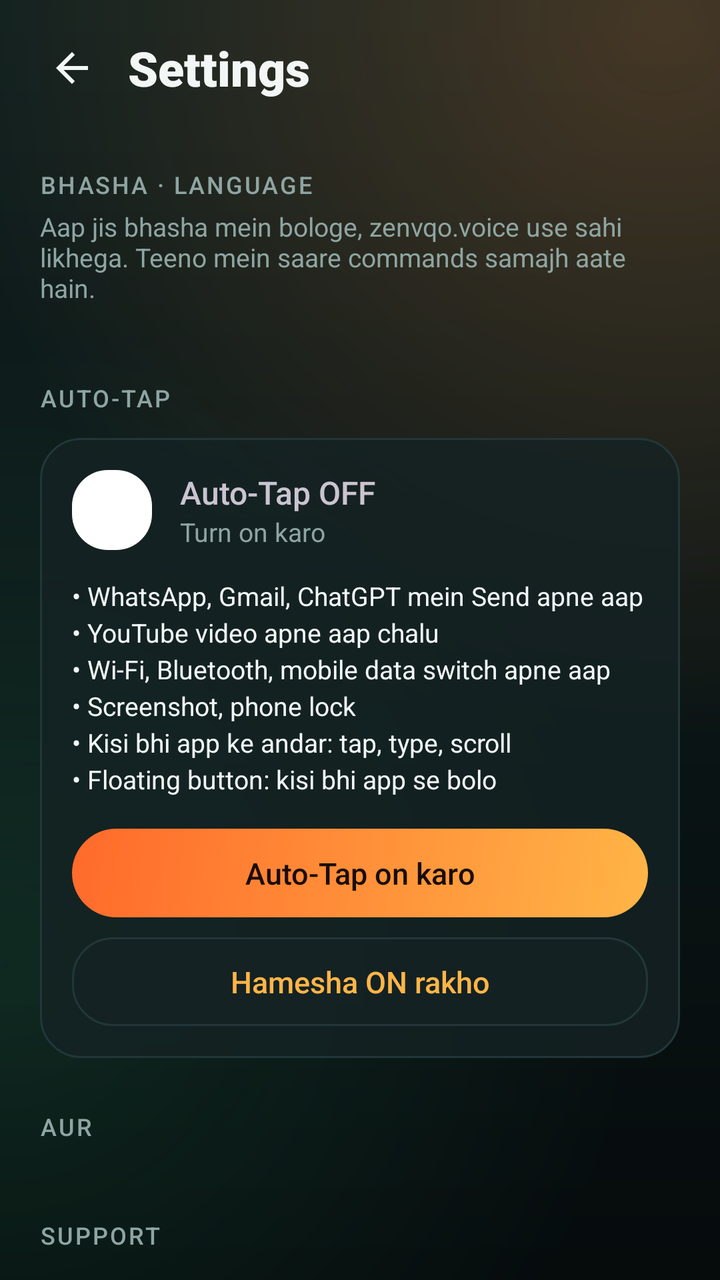
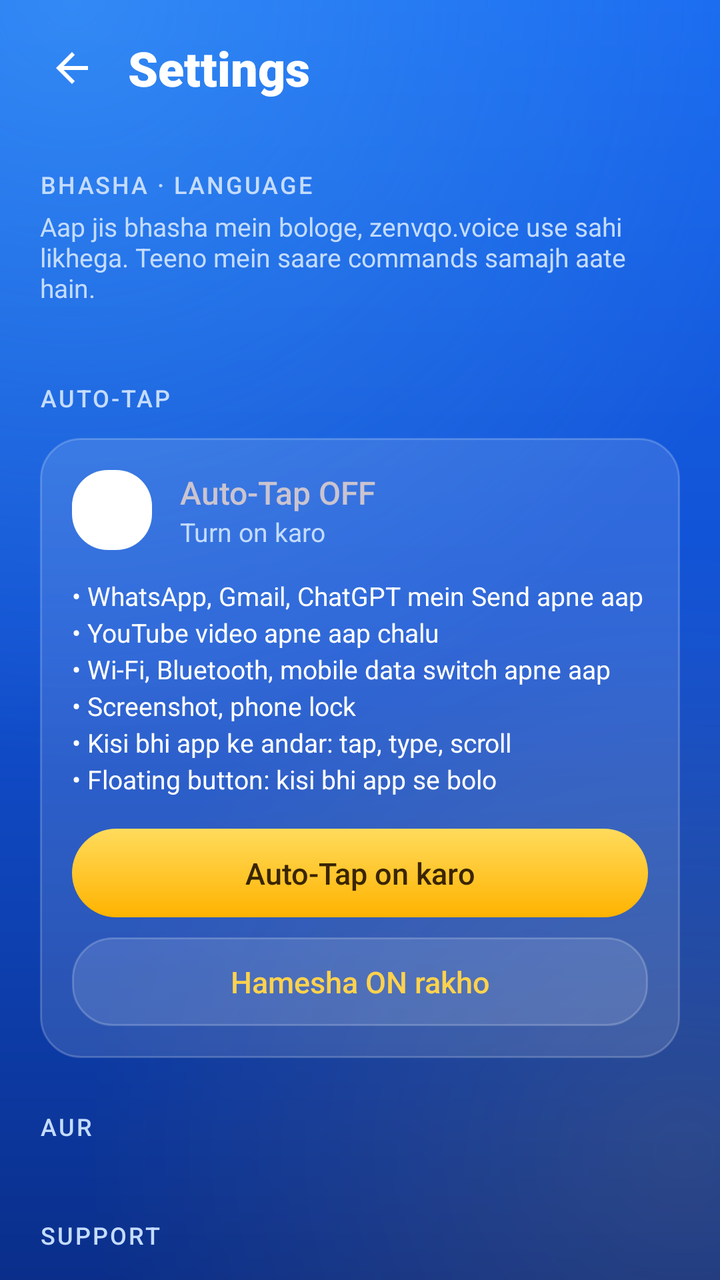

The first picture is an Android layout as it rendered before a commit; the second is the same layout after the commit. The layout source and the unified diff follow.
<!-- AndroidManifest.xml: application theme Theme.VoiceBuddy -->
<!-- res/layout/activity_settings.xml -->
<?xml version="1.0" encoding="utf-8"?>
<ScrollView xmlns:android="http://schemas.android.com/apk/res/android"
    android:layout_width="match_parent"
    android:layout_height="match_parent"
    android:fillViewport="true"
    android:overScrollMode="never"
    android:scrollbars="none">

    <LinearLayout
        android:layout_width="match_parent"
        android:layout_height="wrap_content"
        android:orientation="vertical"
        android:paddingStart="12dp"
        android:paddingTop="10dp"
        android:paddingEnd="12dp"
        android:paddingBottom="32dp">

        
        <LinearLayout
            android:layout_width="match_parent"
            android:layout_height="wrap_content"
            android:gravity="center_vertical"
            android:orientation="horizontal">

            <ImageButton
                android:id="@+id/backButton"
                android:layout_width="48dp"
                android:layout_height="48dp"
                android:background="?android:attr/selectableItemBackgroundBorderless"
                android:contentDescription="Back"
                android:padding="12dp"
                android:src="@drawable/ic_back"
                android:tint="@color/text" />

            <TextView
                android:layout_width="wrap_content"
                android:layout_height="wrap_content"
                android:layout_marginStart="4dp"
                android:fontFamily="sans-serif-black"
                android:text="Settings"
                android:textColor="@color/text"
                android:textSize="24sp" />
        </LinearLayout>

        
        <TextView
            style="@style/SectionLabel"
            android:text="BHASHA · LANGUAGE" />

        <TextView
            android:layout_width="match_parent"
            android:layout_height="wrap_content"
            android:layout_marginTop="4dp"
            android:paddingStart="8dp"
            android:paddingEnd="8dp"
            android:text="Aap jis bhasha mein bologe, zenvqo.voice use sahi likhega. Teeno mein saare commands samajh aate hain."
            android:textColor="@color/muted"
            android:textSize="13sp" />

        <LinearLayout
            android:id="@+id/langOptions"
            android:layout_width="match_parent"
            android:layout_height="wrap_content"
            android:layout_marginTop="12dp"
            android:orientation="vertical"
            android:paddingStart="8dp"
            android:paddingEnd="8dp" />

        
        <TextView
            style="@style/SectionLabel"
            android:text="AUTO-TAP" />

        <LinearLayout
            android:layout_width="match_parent"
            android:layout_height="wrap_content"
            android:layout_marginStart="8dp"
            android:layout_marginTop="12dp"
            android:layout_marginEnd="8dp"
            android:background="@drawable/card_surface"
            android:orientation="vertical"
            android:padding="16dp">

            <LinearLayout
                android:layout_width="match_parent"
                android:layout_height="wrap_content"
                android:gravity="center_vertical"
                android:orientation="horizontal">

                <ImageView
                    android:id="@+id/autoTapIcon"
                    android:layout_width="40dp"
                    android:layout_height="40dp"
                    android:background="@drawable/tile_icon_bg"
                    android:importantForAccessibility="no"
                    android:padding="9dp"
                    android:src="@drawable/ic_bolt" />

                <LinearLayout
                    android:layout_width="0dp"
                    android:layout_height="wrap_content"
                    android:layout_marginStart="14dp"
                    android:layout_weight="1"
                    android:orientation="vertical">

                    <TextView
                        android:id="@+id/autoTapTitle"
                        android:layout_width="wrap_content"
                        android:layout_height="wrap_content"
                        android:fontFamily="sans-serif-medium"
                        android:text="Auto-Tap OFF"
                        android:textSize="16sp" />

                    <TextView
                        android:id="@+id/autoTapText"
                        android:layout_width="wrap_content"
                        android:layout_height="wrap_content"
                        android:text="Turn on karo"
                        android:textColor="@color/muted"
                        android:textSize="13sp" />
                </LinearLayout>
            </LinearLayout>

            <TextView
                android:layout_width="match_parent"
                android:layout_height="wrap_content"
                android:layout_marginTop="14dp"
                android:lineSpacingExtra="3dp"
                android:text="• WhatsApp, Gmail, ChatGPT mein Send apne aap\n• YouTube video apne aap chalu\n• Wi-Fi, Bluetooth, mobile data switch apne aap\n• Screenshot, phone lock\n• Kisi bhi app ke andar: tap, type, scroll\n• Floating button: kisi bhi app se bolo"
                android:textColor="@color/text"
                android:textSize="13sp" />

            <TextView
                android:id="@+id/autoTapButton"
                android:layout_width="match_parent"
                android:layout_height="wrap_content"
                android:layout_marginTop="16dp"
                android:background="@drawable/button_accent"
                android:foreground="?android:attr/selectableItemBackground"
                android:fontFamily="sans-serif-medium"
                android:gravity="center"
                android:paddingTop="12dp"
                android:paddingBottom="12dp"
                android:text="Auto-Tap on karo"
                android:textColor="#FF1A0C03"
                android:textSize="15sp" />

            
            <TextView
                android:id="@+id/autoTapAlwaysButton"
                android:layout_width="match_parent"
                android:layout_height="wrap_content"
                android:layout_marginTop="10dp"
                android:background="@drawable/card_surface"
                android:foreground="?android:attr/selectableItemBackground"
                android:fontFamily="sans-serif-medium"
                android:gravity="center"
                android:paddingTop="12dp"
                android:paddingBottom="12dp"
                android:text="Hamesha ON rakho"
                android:textColor="@color/marigold"
                android:textSize="15sp" />
        </LinearLayout>

        
        <TextView
            style="@style/SectionLabel"
            android:text="AUR" />

        <LinearLayout
            android:id="@+id/moreOptions"
            android:layout_width="match_parent"
            android:layout_height="wrap_content"
            android:layout_marginStart="8dp"
            android:layout_marginTop="12dp"
            android:layout_marginEnd="8dp"
            android:background="@drawable/card_surface"
            android:orientation="vertical" />

        
        <TextView
            style="@style/SectionLabel"
            android:text="SUPPORT" />

        <LinearLayout
            android:id="@+id/supportOptions"
            android:layout_width="match_parent"
            android:layout_height="wrap_content"
            android:layout_marginStart="8dp"
            android:layout_marginTop="12dp"
            android:layout_marginEnd="8dp"
            android:background="@drawable/card_surface"
            android:orientation="vertical" />

        <TextView
            android:id="@+id/versionText"
            android:layout_width="match_parent"
            android:layout_height="wrap_content"
            android:layout_marginTop="24dp"
            android:gravity="center"
            android:textColor="@color/muted"
            android:textSize="12sp" />
    </LinearLayout>
</ScrollView>
<!-- resources referenced by this layout -->
<resources>
  <color name="marigold">#FFFFB547</color>
  <color name="muted">#FF8EA5A2</color>
  <color name="text">#FFF2F7F6</color>
  <!-- drawable button_accent (drawable) -->
  <shape xmlns:android="http://schemas.android.com/apk/res/android" android:shape="rectangle">
      <corners android:radius="999dp" />
      <gradient android:angle="315" android:startColor="#FFFF6A2B" android:endColor="#FFFFB547" />
  </shape>
  <!-- drawable card_surface (drawable) -->
  <shape xmlns:android="http://schemas.android.com/apk/res/android" android:shape="rectangle">
      <corners android:radius="20dp" />
      <solid android:color="#CC142224" />
      <stroke android:width="1dp" android:color="#FF22373A" />
  </shape>
  <!-- drawable ic_back (drawable) -->
  <vector xmlns:android="http://schemas.android.com/apk/res/android"
      android:width="24dp" android:height="24dp"
      android:viewportWidth="24" android:viewportHeight="24">
      <path android:fillColor="#FFFFFFFF"
          android:pathData="M20,11H7.83l5.59,-5.59L12,4l-8,8 8,8 1.41,-1.41L7.83,13H20v-2z" />
  </vector>
  <!-- drawable ic_bolt (drawable) -->
  <vector xmlns:android="http://schemas.android.com/apk/res/android"
      android:width="24dp" android:height="24dp"
      android:viewportWidth="24" android:viewportHeight="24">
      <path android:fillColor="#FFFFFFFF"
          android:pathData="M7,2v11h3v9l7,-12h-4l4,-8z" />
  </vector>
  <!-- drawable tile_icon_bg (drawable) -->
  <shape xmlns:android="http://schemas.android.com/apk/res/android" android:shape="rectangle">
      <corners android:radius="18dp" />
      <solid android:color="#FFFFFFFF" />
  </shape>
  <style name="SectionLabel">
          <item name="android:layout_width">wrap_content</item>
          <item name="android:layout_height">wrap_content</item>
          <item name="android:layout_marginTop">26dp</item>
          <item name="android:paddingStart">8dp</item>
          <item name="android:fontFamily">sans-serif-medium</item>
          <item name="android:letterSpacing">0.08</item>
          <item name="android:textColor">@color/muted</item>
          <item name="android:textSize">12sp</item>
      </style>
  <style name="Theme.VoiceBuddy" parent="Theme.Material3.Dark.NoActionBar">
          <item name="colorPrimary">@color/accent</item>
          <item name="colorAccent">@color/accent</item>
          <item name="android:windowBackground">@drawable/bg_app</item>
          <item name="android:statusBarColor">#FF10201F</item>
          <item name="android:navigationBarColor">#FF060B0C</item>
          <item name="android:windowLightStatusBar">false</item>
      </style>
  <color name="accent">#FFFF8A3D</color>
  <!-- drawable bg_app (drawable) -->
  <layer-list xmlns:android="http://schemas.android.com/apk/res/android">
      <item>
          <shape android:shape="rectangle">
              <gradient android:angle="270" android:startColor="#FF10201F" android:endColor="#FF060B0C" />
          </shape>
      </item>
      <item>
          <shape android:shape="rectangle">
              <gradient android:type="radial" android:centerX="0.92" android:centerY="0.02"
                  android:gradientRadius="360dp" android:startColor="#38FF8A3D" android:endColor="#00FF8A3D" />
          </shape>
      </item>
      <item>
          <shape android:shape="rectangle">
              <gradient android:type="radial" android:centerX="0.0" android:centerY="0.75"
                  android:gradientRadius="320dp" android:startColor="#1F3DDC97" android:endColor="#003DDC97" />
          </shape>
      </item>
  </layer-list>
</resources>

<!-- the commit's change to res/layout/activity_settings.xml (unified diff, before → after) -->
@@ -142,7 +142,7 @@
                 android:paddingTop="12dp"
                 android:paddingBottom="12dp"
                 android:text="Auto-Tap on karo"
-                android:textColor="#FF1A0C03"
+                android:textColor="@color/gold_dark"
                 android:textSize="15sp" />
 
             
<!-- resource entries referenced after the edit -->
@@ -1,18 +1,19 @@
 <!-- resources referenced by this layout -->
 <resources>
-  <color name="marigold">#FFFFB547</color>
-  <color name="muted">#FF8EA5A2</color>
-  <color name="text">#FFF2F7F6</color>
+  <color name="gold_dark">#FF3A2500</color>
+  <color name="marigold">#FFFFD24D</color>
+  <color name="muted">#FFC4DCFF</color>
+  <color name="text">#FFFFFFFF</color>
   <!-- drawable button_accent (drawable) -->
   <shape xmlns:android="http://schemas.android.com/apk/res/android" android:shape="rectangle">
       <corners android:radius="999dp" />
-      <gradient android:angle="315" android:startColor="#FFFF6A2B" android:endColor="#FFFFB547" />
+      <gradient android:angle="270" android:startColor="#FFFFDB5C" android:endColor="#FFFFB300" />
   </shape>
   <!-- drawable card_surface (drawable) -->
   <shape xmlns:android="http://schemas.android.com/apk/res/android" android:shape="rectangle">
       <corners android:radius="20dp" />
-      <solid android:color="#CC142224" />
-      <stroke android:width="1dp" android:color="#FF22373A" />
+      <solid android:color="#1FFFFFFF" />
+      <stroke android:width="1dp" android:color="#33FFFFFF" />
   </shape>
   <!-- drawable ic_back (drawable) -->
   <vector xmlns:android="http://schemas.android.com/apk/res/android"
@@ -47,28 +48,29 @@
           <item name="colorPrimary">@color/accent</item>
           <item name="colorAccent">@color/accent</item>
           <item name="android:windowBackground">@drawable/bg_app</item>
-          <item name="android:statusBarColor">#FF10201F</item>
-          <item name="android:navigationBarColor">#FF060B0C</item>
+          <item name="android:statusBarColor">#FF1257E0</item>
+          <item name="android:navigationBarColor">#FF0A2E8A</item>
           <item name="android:windowLightStatusBar">false</item>
       </style>
-  <color name="accent">#FFFF8A3D</color>
+  <color name="accent">#FFFFC233</color>
   <!-- drawable bg_app (drawable) -->
   <layer-list xmlns:android="http://schemas.android.com/apk/res/android">
+      
       <item>
           <shape android:shape="rectangle">
-              <gradient android:angle="270" android:startColor="#FF10201F" android:endColor="#FF060B0C" />
+              <gradient android:angle="270" android:startColor="#FF1868F0" android:centerColor="#FF1150D2" android:endColor="#FF0A2E8A" />
           </shape>
       </item>
       <item>
           <shape android:shape="rectangle">
-              <gradient android:type="radial" android:centerX="0.92" android:centerY="0.02"
-                  android:gradientRadius="360dp" android:startColor="#38FF8A3D" android:endColor="#00FF8A3D" />
+              <gradient android:type="radial" android:centerX="0.1" android:centerY="0.0"
+                  android:gradientRadius="380dp" android:startColor="#5566CCFF" android:endColor="#0066CCFF" />
           </shape>
       </item>
       <item>
           <shape android:shape="rectangle">
-              <gradient android:type="radial" android:centerX="0.0" android:centerY="0.75"
-                  android:gradientRadius="320dp" android:startColor="#1F3DDC97" android:endColor="#003DDC97" />
+              <gradient android:type="radial" android:centerX="0.95" android:centerY="0.9"
+                  android:gradientRadius="300dp" android:startColor="#22FFC233" android:endColor="#00FFC233" />
           </shape>
       </item>
   </layer-list>
